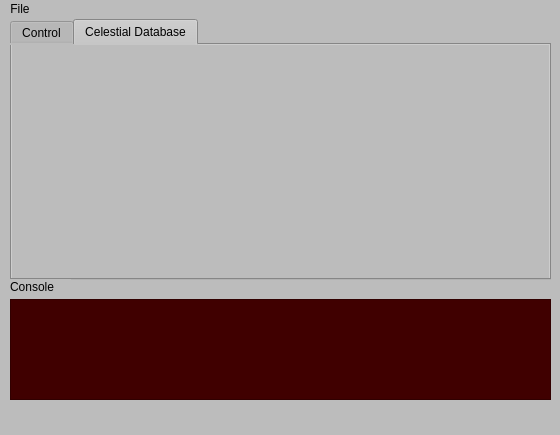
Before: the Qt Designer form raspberrypiutility.ui in MetricManifold/RaspberryPiUtility, drawn with Qt 5.
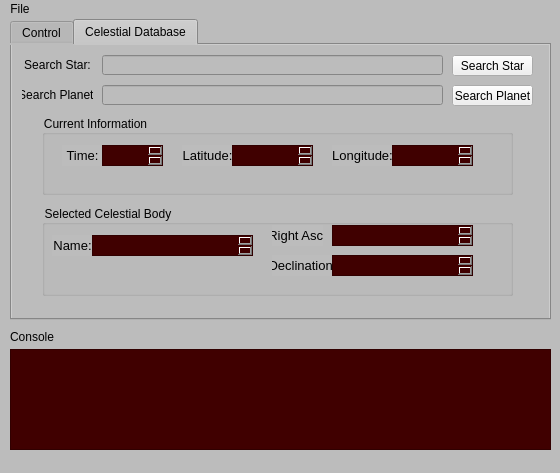
After: the same form once the commit is applied. The open tabs and pages were chosen to show the change.

Commit message: Added celestial database UI elements

Diff of the .ui file:
```diff
--- a/raspberrypiutility.ui
+++ b/raspberrypiutility.ui
@@ -7,7 +7,7 @@
     <x>0</x>
     <y>0</y>
     <width>560</width>
-    <height>435</height>
+    <height>473</height>
    </rect>
   </property>
   <property name="minimumSize">
@@ -29,7 +29,7 @@
       <x>10</x>
       <y>0</y>
       <width>541</width>
-      <height>261</height>
+      <height>301</height>
      </rect>
     </property>
     <property name="currentIndex">
@@ -423,28 +423,6 @@
        <bool>false</bool>
       </property>
      </widget>
-     <widget class="QLabel" name="label_5">
-      <property name="geometry">
-       <rect>
-        <x>440</x>
-        <y>40</y>
-        <width>81</width>
-        <height>20</height>
-       </rect>
-      </property>
-      <property name="autoFillBackground">
-       <bool>false</bool>
-      </property>
-      <property name="styleSheet">
-       <string notr="true">font: 10pt &quot;Arial&quot;;</string>
-      </property>
-      <property name="text">
-       <string>Degrees/Sec</string>
-      </property>
-      <property name="alignment">
-       <set>Qt::AlignCenter</set>
-      </property>
-     </widget>
      <widget class="QLCDNumber" name="pitch_dis">
       <property name="geometry">
        <rect>
@@ -617,13 +595,437 @@
      <attribute name="title">
       <string>Celestial Database</string>
      </attribute>
+     <widget class="QLineEdit" name="input_star">
+      <property name="geometry">
+       <rect>
+        <x>90</x>
+        <y>10</y>
+        <width>341</width>
+        <height>20</height>
+       </rect>
+      </property>
+     </widget>
+     <widget class="QLabel" name="label_5">
+      <property name="geometry">
+       <rect>
+        <x>10</x>
+        <y>10</y>
+        <width>71</width>
+        <height>20</height>
+       </rect>
+      </property>
+      <property name="autoFillBackground">
+       <bool>false</bool>
+      </property>
+      <property name="styleSheet">
+       <string notr="true">font: 10pt &quot;Arial&quot;;</string>
+      </property>
+      <property name="text">
+       <string>Search Star:</string>
+      </property>
+      <property name="alignment">
+       <set>Qt::AlignCenter</set>
+      </property>
+     </widget>
+     <widget class="QLabel" name="label_6">
+      <property name="geometry">
+       <rect>
+        <x>10</x>
+        <y>40</y>
+        <width>71</width>
+        <height>20</height>
+       </rect>
+      </property>
+      <property name="autoFillBackground">
+       <bool>false</bool>
+      </property>
+      <property name="styleSheet">
+       <string notr="true">font: 10pt &quot;Arial&quot;;</string>
+      </property>
+      <property name="text">
+       <string>Search Planet:</string>
+      </property>
+      <property name="alignment">
+       <set>Qt::AlignCenter</set>
+      </property>
+     </widget>
+     <widget class="QLineEdit" name="input_planet">
+      <property name="geometry">
+       <rect>
+        <x>90</x>
+        <y>40</y>
+        <width>341</width>
+        <height>20</height>
+       </rect>
+      </property>
+     </widget>
+     <widget class="QPushButton" name="btn_search_star">
+      <property name="geometry">
+       <rect>
+        <x>440</x>
+        <y>10</y>
+        <width>81</width>
+        <height>21</height>
+       </rect>
+      </property>
+      <property name="styleSheet">
+       <string notr="true">font: 10pt &quot;Arial&quot;;
+background-color: rgb(239, 239, 239);</string>
+      </property>
+      <property name="text">
+       <string>Search Star</string>
+      </property>
+      <property name="flat">
+       <bool>false</bool>
+      </property>
+     </widget>
+     <widget class="QPushButton" name="btn_search_planet">
+      <property name="geometry">
+       <rect>
+        <x>440</x>
+        <y>40</y>
+        <width>81</width>
+        <height>21</height>
+       </rect>
+      </property>
+      <property name="styleSheet">
+       <string notr="true">font: 10pt &quot;Arial&quot;;
+background-color: rgb(239, 239, 239);</string>
+      </property>
+      <property name="text">
+       <string>Search Planet</string>
+      </property>
+      <property name="flat">
+       <bool>false</bool>
+      </property>
+     </widget>
+     <widget class="QGroupBox" name="groupBox">
+      <property name="geometry">
+       <rect>
+        <x>30</x>
+        <y>70</y>
+        <width>471</width>
+        <height>80</height>
+       </rect>
+      </property>
+      <property name="title">
+       <string>Current Information</string>
+      </property>
+      <widget class="QLabel" name="label_7">
+       <property name="geometry">
+        <rect>
+         <x>20</x>
+         <y>30</y>
+         <width>41</width>
+         <height>21</height>
+        </rect>
+       </property>
+       <property name="font">
+        <font>
+         <family>Arial</family>
+         <pointsize>10</pointsize>
+         <weight>50</weight>
+         <italic>false</italic>
+         <bold>false</bold>
+        </font>
+       </property>
+       <property name="autoFillBackground">
+        <bool>false</bool>
+       </property>
+       <property name="styleSheet">
+        <string notr="true">font: 10pt &quot;Arial&quot;;</string>
+       </property>
+       <property name="text">
+        <string>Time:</string>
+       </property>
+       <property name="alignment">
+        <set>Qt::AlignCenter</set>
+       </property>
+      </widget>
+      <widget class="QLabel" name="label_8">
+       <property name="geometry">
+        <rect>
+         <x>140</x>
+         <y>30</y>
+         <width>51</width>
+         <height>21</height>
+        </rect>
+       </property>
+       <property name="font">
+        <font>
+         <family>Arial</family>
+         <pointsize>10</pointsize>
+         <weight>50</weight>
+         <italic>false</italic>
+         <bold>false</bold>
+        </font>
+       </property>
+       <property name="autoFillBackground">
+        <bool>false</bool>
+       </property>
+       <property name="styleSheet">
+        <string notr="true">font: 10pt &quot;Arial&quot;;</string>
+       </property>
+       <property name="text">
+        <string>Latitude:</string>
+       </property>
+       <property name="alignment">
+        <set>Qt::AlignCenter</set>
+       </property>
+      </widget>
+      <widget class="QLabel" name="label_9">
+       <property name="geometry">
+        <rect>
+         <x>290</x>
+         <y>30</y>
+         <width>61</width>
+         <height>21</height>
+        </rect>
+       </property>
+       <property name="font">
+        <font>
+         <family>Arial</family>
+         <pointsize>10</pointsize>
+         <weight>50</weight>
+         <italic>false</italic>
+         <bold>false</bold>
+        </font>
+       </property>
+       <property name="autoFillBackground">
+        <bool>false</bool>
+       </property>
+       <property name="styleSheet">
+        <string notr="true">font: 10pt &quot;Arial&quot;;</string>
+       </property>
+       <property name="text">
+        <string>Longitude:</string>
+       </property>
+       <property name="alignment">
+        <set>Qt::AlignCenter</set>
+       </property>
+      </widget>
+      <widget class="QTextEdit" name="time_dis">
+       <property name="geometry">
+        <rect>
+         <x>60</x>
+         <y>30</y>
+         <width>61</width>
+         <height>21</height>
+        </rect>
+       </property>
+       <property name="styleSheet">
+        <string notr="true">background-color: rgb(64, 0, 0);
+color: rgb(255, 255, 255);
+font: 8pt &quot;Arial&quot;;</string>
+       </property>
+       <property name="readOnly">
+        <bool>true</bool>
+       </property>
+      </widget>
+      <widget class="QTextEdit" name="lat_dis">
+       <property name="geometry">
+        <rect>
+         <x>190</x>
+         <y>30</y>
+         <width>81</width>
+         <height>21</height>
+        </rect>
+       </property>
+       <property name="styleSheet">
+        <string notr="true">background-color: rgb(64, 0, 0);
+color: rgb(255, 255, 255);
+font: 8pt &quot;Arial&quot;;</string>
+       </property>
+       <property name="readOnly">
+        <bool>true</bool>
+       </property>
+      </widget>
+      <widget class="QTextEdit" name="long_dis">
+       <property name="geometry">
+        <rect>
+         <x>350</x>
+         <y>30</y>
+         <width>81</width>
+         <height>21</height>
+        </rect>
+       </property>
+       <property name="styleSheet">
+        <string notr="true">background-color: rgb(64, 0, 0);
+color: rgb(255, 255, 255);
+font: 8pt &quot;Arial&quot;;</string>
+       </property>
+       <property name="readOnly">
+        <bool>true</bool>
+       </property>
+      </widget>
+     </widget>
+     <widget class="QGroupBox" name="groupBox_2">
+      <property name="geometry">
+       <rect>
+        <x>30</x>
+        <y>160</y>
+        <width>471</width>
+        <height>91</height>
+       </rect>
+      </property>
+      <property name="title">
+       <string>Selected Celestial Body</string>
+      </property>
+      <widget class="QLabel" name="label_10">
+       <property name="geometry">
+        <rect>
+         <x>10</x>
+         <y>30</y>
+         <width>41</width>
+         <height>21</height>
+        </rect>
+       </property>
+       <property name="font">
+        <font>
+         <family>Arial</family>
+         <pointsize>10</pointsize>
+         <weight>50</weight>
+         <italic>false</italic>
+         <bold>false</bold>
+        </font>
+       </property>
+       <property name="autoFillBackground">
+        <bool>false</bool>
+       </property>
+       <property name="styleSheet">
+        <string notr="true">font: 10pt &quot;Arial&quot;;</string>
+       </property>
+       <property name="text">
+        <string>Name:</string>
+       </property>
+       <property name="alignment">
+        <set>Qt::AlignCenter</set>
+       </property>
+      </widget>
+      <widget class="QLabel" name="label_11">
+       <property name="geometry">
+        <rect>
+         <x>230</x>
+         <y>20</y>
+         <width>51</width>
+         <height>21</height>
+        </rect>
+       </property>
+       <property name="font">
+        <font>
+         <family>Arial</family>
+         <pointsize>10</pointsize>
+         <weight>50</weight>
+         <italic>false</italic>
+         <bold>false</bold>
+        </font>
+       </property>
+       <property name="autoFillBackground">
+        <bool>false</bool>
+       </property>
+       <property name="styleSheet">
+        <string notr="true">font: 10pt &quot;Arial&quot;;</string>
+       </property>
+       <property name="text">
+        <string>Right Asc:</string>
+       </property>
+       <property name="alignment">
+        <set>Qt::AlignCenter</set>
+       </property>
+      </widget>
+      <widget class="QLabel" name="label_12">
+       <property name="geometry">
+        <rect>
+         <x>230</x>
+         <y>50</y>
+         <width>61</width>
+         <height>21</height>
+        </rect>
+       </property>
+       <property name="font">
+        <font>
+         <family>Arial</family>
+         <pointsize>10</pointsize>
+         <weight>50</weight>
+         <italic>false</italic>
+         <bold>false</bold>
+        </font>
+       </property>
+       <property name="autoFillBackground">
+        <bool>false</bool>
+       </property>
+       <property name="styleSheet">
+        <string notr="true">font: 10pt &quot;Arial&quot;;</string>
+       </property>
+       <property name="text">
+        <string>Declination:</string>
+       </property>
+       <property name="alignment">
+        <set>Qt::AlignCenter</set>
+       </property>
+      </widget>
+      <widget class="QTextEdit" name="name_dis">
+       <property name="geometry">
+        <rect>
+         <x>50</x>
+         <y>30</y>
+         <width>161</width>
+         <height>21</height>
+        </rect>
+       </property>
+       <property name="styleSheet">
+        <string notr="true">background-color: rgb(64, 0, 0);
+color: rgb(255, 255, 255);
+font: 8pt &quot;Arial&quot;;</string>
+       </property>
+       <property name="readOnly">
+        <bool>true</bool>
+       </property>
+      </widget>
+      <widget class="QTextEdit" name="rasc_dis">
+       <property name="geometry">
+        <rect>
+         <x>290</x>
+         <y>20</y>
+         <width>141</width>
+         <height>21</height>
+        </rect>
+       </property>
+       <property name="styleSheet">
+        <string notr="true">background-color: rgb(64, 0, 0);
+color: rgb(255, 255, 255);
+font: 8pt &quot;Arial&quot;;</string>
+       </property>
+       <property name="readOnly">
+        <bool>true</bool>
+       </property>
+      </widget>
+      <widget class="QTextEdit" name="dec_dis">
+       <property name="geometry">
+        <rect>
+         <x>290</x>
+         <y>50</y>
+         <width>141</width>
+         <height>21</height>
+        </rect>
+       </property>
+       <property name="styleSheet">
+        <string notr="true">background-color: rgb(64, 0, 0);
+color: rgb(255, 255, 255);
+font: 8pt &quot;Arial&quot;;</string>
+       </property>
+       <property name="readOnly">
+        <bool>true</bool>
+       </property>
+      </widget>
+     </widget>
     </widget>
    </widget>
    <widget class="QLabel" name="label_3">
     <property name="geometry">
      <rect>
       <x>10</x>
-      <y>260</y>
+      <y>310</y>
       <width>61</width>
       <height>16</height>
      </rect>
@@ -639,7 +1041,7 @@
     <property name="geometry">
      <rect>
       <x>10</x>
-      <y>280</y>
+      <y>330</y>
       <width>541</width>
       <height>101</height>
      </rect>
```
Left out of the diff: 206 changed lines with no effect on the pictures. The commit also changes 2 other files.
